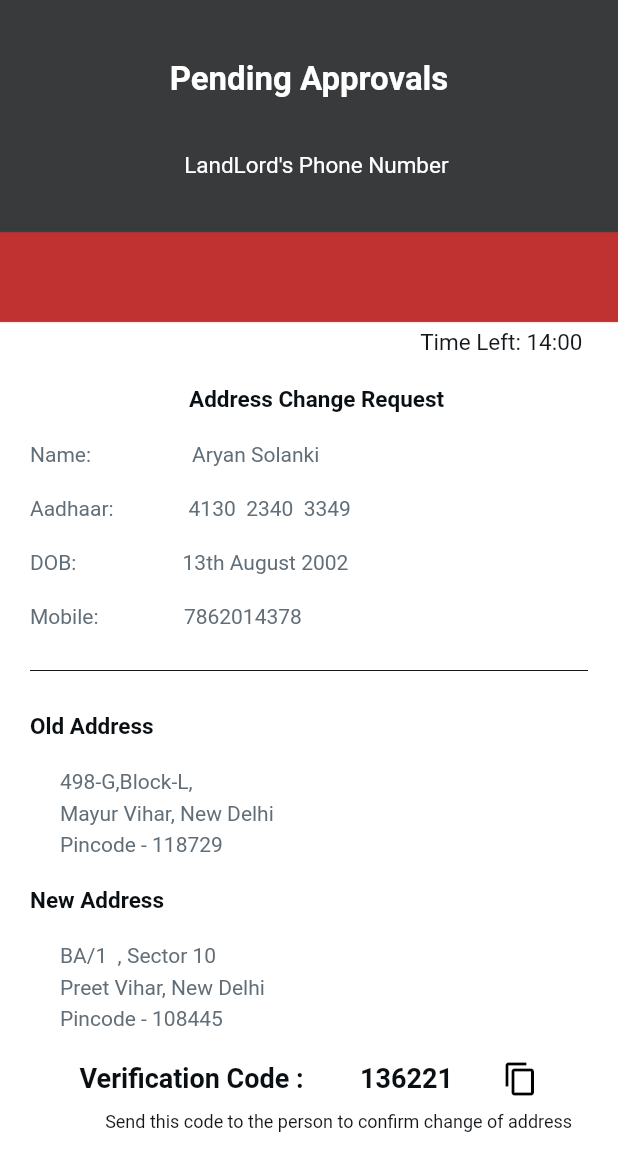
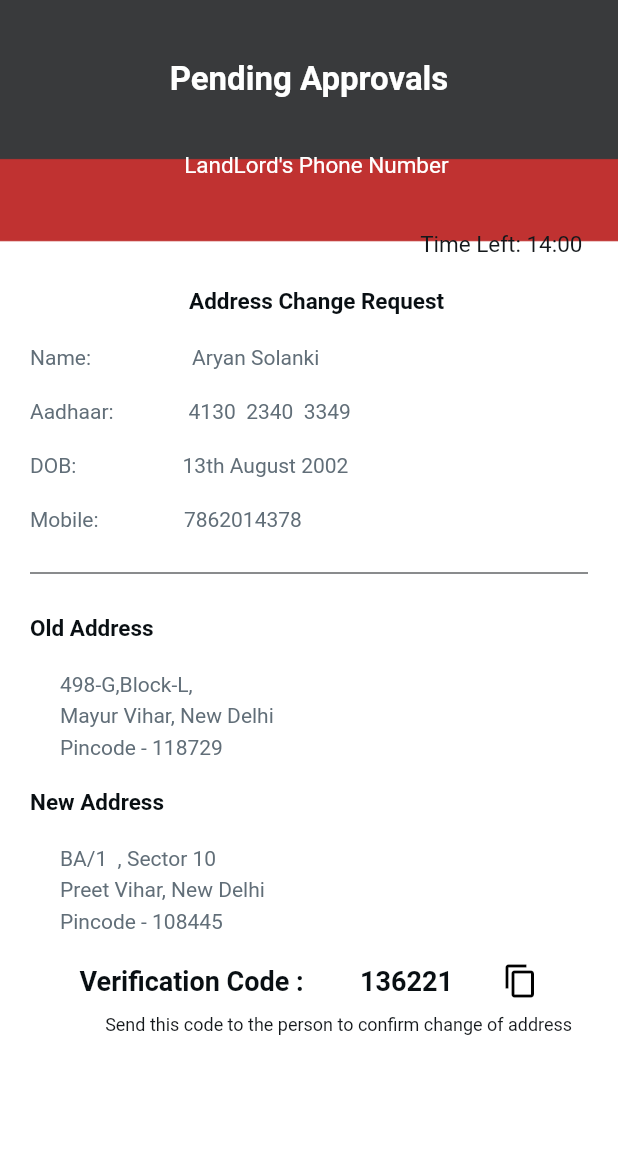
Before and after one commit to AkshatRastogi-1nC0re/aadharAddressUpdate, a Flutter app: the PendinApprovalWidget screen opened directly, on a phone screen of 412 x 824 dp. Shown: the top 1171 px of the screen. Run offline on Flutter 3.47's test engine with Material 2 defaults, Android fonts, the phone set to English and light mode, and no system bars; our stand-ins replace animated_splash_screen, auto_size_text, circular_countdown_timer, flip_card, font_awesome_flutter, google_fonts and 4 more; missing offline and left inert: slide_popup_dialog; network calls fail; Roboto replaces fonts that are missing (Lexend Deca).

Commit message:
..
Co-Authored-By: AKSHAT RASTOGI <71638737+AkshatRastogi-1nC0re@users.noreply.github.com>
Co-Authored-By: Aditi <76552379+Sparke396@users.noreply.github.com>
Co-Authored-By: Udyan Sharma <16120368+udyan2@users.noreply.github.com>

```diff
--- a/lib/home_page/home_page_widget.dart
+++ b/lib/home_page/home_page_widget.dart
@@ -1,4 +1,5 @@
 import 'package:aadhar/login_copy/login_copy_widget.dart';
+import 'package:aadhar/pendin_approval/pendin_approval_widget.dart';
 
 import '../flutter_flow/flutter_flow_theme.dart';
 import '../flutter_flow/flutter_flow_widgets.dart';
@@ -99,7 +100,10 @@
                                   EdgeInsetsDirectional.fromSTEB(0, 15, 0, 0),
                                   child: FFButtonWidget(
                                     onPressed: () {
-                                      print('Button pressed ...');
+                                      Navigator.push(
+                                        context,
+                                        MaterialPageRoute(builder: (context) => PendinApprovalWidget()),
+                                      );
                                     },
                                     text: 'Approve Requests',
                                     options: FFButtonOptions(
--- a/lib/pendin_approval/pendin_approval_widget.dart
+++ b/lib/pendin_approval/pendin_approval_widget.dart
@@ -13,12 +13,18 @@
 class _PendinApprovalWidgetState extends State<PendinApprovalWidget> {
   final scaffoldKey = GlobalKey<ScaffoldState>();
 
+  bool codeVisible=false;
+
   @override
   Widget build(BuildContext context) {
-    return Scaffold(
+    return SafeArea(
+      child: Scaffold(
         key: scaffoldKey,
         backgroundColor: Colors.white,
-      body: Stack(
+        body: SingleChildScrollView(
+          child: Container(
+            height: MediaQuery.of(context).size.height*1.1,
+            child: Stack(
               children: [
                 Align(
                   alignment: AlignmentDirectional(-0.14, -0.08),
@@ -67,7 +73,7 @@
                           Align(
                             alignment: AlignmentDirectional(1, 0),
                             child: Padding(
-                        padding: EdgeInsetsDirectional.fromSTEB(0, 100, 0, 0),
+                              padding: EdgeInsetsDirectional.fromSTEB(0, 35, 0, 0),
                               child: Text(
                                 'Time Left: 14:00 ',
                                 style: FlutterFlowTheme.bodyText1.override(
@@ -333,10 +339,15 @@
                                     fontWeight: FontWeight.w600,
                                   ),
                                 ),
-                          Icon(
+                                GestureDetector(
+                                  onTap: (){
+                                    print("Copied");
+                                  },
+                                  child: Icon(
                                     Icons.content_copy,
                                     color: Colors.black,
                                     size: 24,
+                                  ),
                                 )
                               ],
                             ),
@@ -363,6 +374,9 @@
                 )
               ],
             ),
+          ),
+        ),
+      ),
     );
   }
 }
```
Also changed, not shown: lib/login_copy/login_copy_widget.dart (+6 -4 lines), assets/images/Untitled_design_(6).png, assets/images/Untitled_design_(6)y.png (added). Lines whose indentation alone changed are shown as unchanged.
